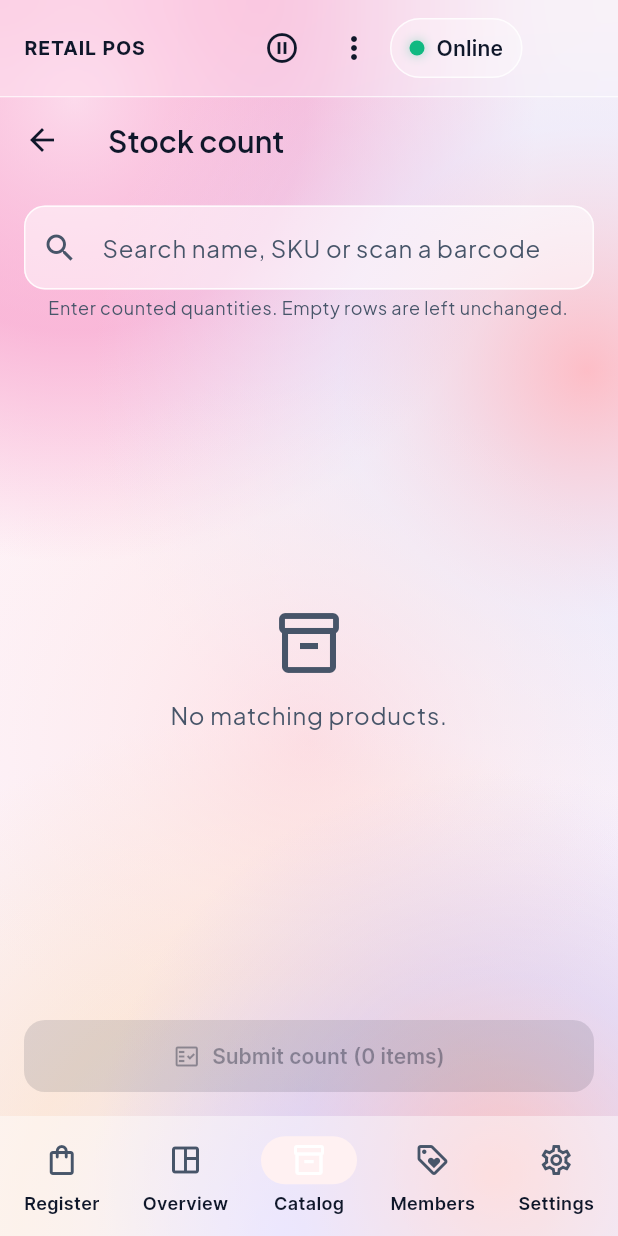
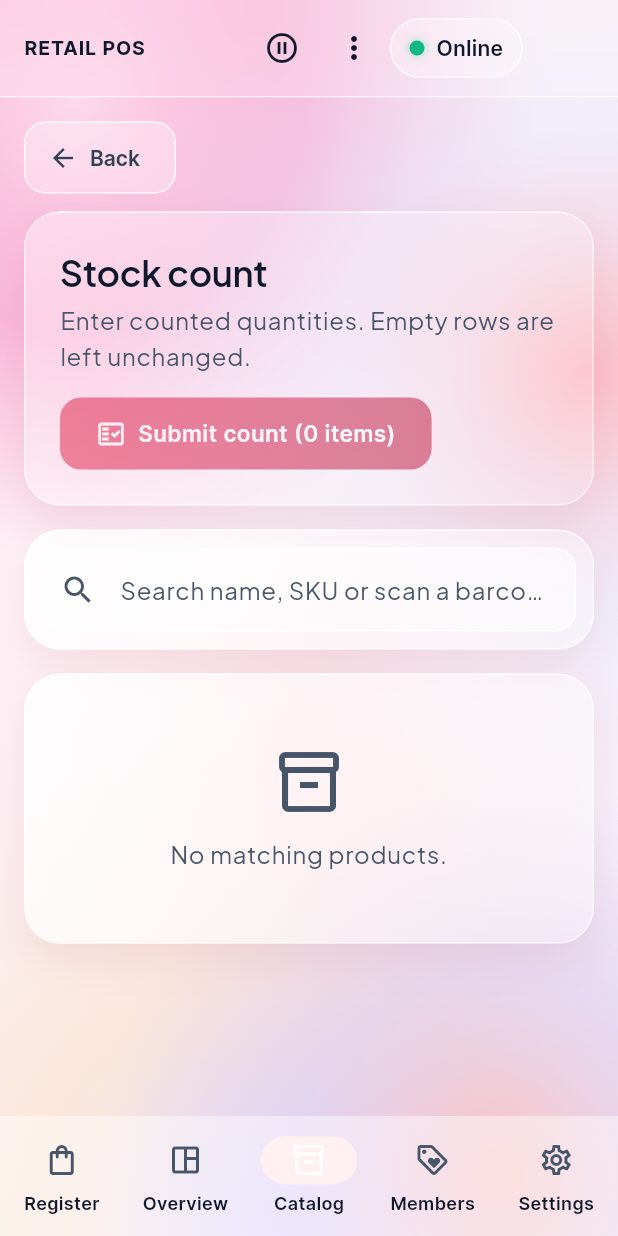
Before and after one commit to Kaitodshen/CashierA, a Flutter app: the OpnameScreen screen opened by its route, on a phone screen of 412 x 824 dp. Run offline on Flutter 3.47's test engine with Material 3 defaults, Android fonts, the phone set to English and light mode, and no system bars; drawn by our look-alikes of toastification; our stand-ins replace clock, connectivity_plus, drift, drift_flutter, file_picker, fl_chart and 9 more; missing offline and left inert: barcode, bcrypt, excel_plus, flutter_thermal_printer; accounts and stored records are empty; generated files the repository leaves out were written again; network calls fail.

Commit message:
Redesign: opname, tables and kitchen
Opname: Back header with the hint and Submit, search on glass, one glass
list of rows with the count field and a +/- difference chip. Tables:
Back header with Quick sale, glass table tiles with a status chip.
Kitchen: Back header with refresh, station chips on glass, tickets as
content-sized glass cards with an age chip (the old fixed-ratio grid
overflowed phones). Keys and flows unchanged.

Co-Authored-By: Claude Opus 5.5 <noreply@anthropic.com>
Claude-Session: https://claude.ai/code/session_012up6QxPcdAfCZ1ZkWAgkBR

```diff
--- a/app/lib/features/catalog/presentation/opname_screen.dart
+++ b/app/lib/features/catalog/presentation/opname_screen.dart
@@ -2,7 +2,11 @@ import 'package:cashiera/app/app_mode.dart';
 import 'package:cashiera/core/catalog/catalog_item.dart';
 import 'package:cashiera/core/catalog/qty_input.dart';
 import 'package:cashiera/core/design_system/tokens.dart';
+import 'package:cashiera/core/design_system/widgets/buttons.dart';
+import 'package:cashiera/core/design_system/widgets/data_display.dart';
 import 'package:cashiera/core/design_system/widgets/empty_state.dart';
+import 'package:cashiera/core/design_system/widgets/flow.dart';
+import 'package:cashiera/core/design_system/widgets/glass.dart';
 import 'package:cashiera/core/design_system/widgets/toasts.dart';
 import 'package:cashiera/core/l10n/l10n.dart';
 import 'package:cashiera/core/providers.dart';
@@ -104,48 +108,49 @@ class _OpnameScreenState extends ConsumerState<OpnameScreen> {
             .toList();
     final canSubmit = _counts.isNotEmpty && _invalid.isEmpty && !_busy;
 
-    return Scaffold(
-      appBar: AppBar(
-        leading: BackButton(onPressed: () => context.go(AppRoutes.catalog)),
-        title: Text(l10n.opnameTitle),
-        actions: const [],
+    final muted = Theme.of(context).textTheme.bodySmall
+        ?.copyWith(color: AppColors.textMuted);
+
+    String onHand(CatalogItem i) => '${i.stock.toPlain()} ${i.unitCode}';
+
+    Widget row(CatalogItem item) {
+      final counted = _counts[item.variantId];
+      final diff = counted == null ? null : counted.milli - item.stock.milli;
+      return Padding(
+        key: Key('opname-${item.sku}'),
+        padding: const EdgeInsets.symmetric(vertical: AppSpacing.sm),
+        child: Row(
+          children: [
+            Expanded(
+              child: Column(
+                crossAxisAlignment: CrossAxisAlignment.start,
+                children: [
+                  Text(
+                    item.displayName,
+                    maxLines: 2,
+                    overflow: TextOverflow.ellipsis,
+                    style: const TextStyle(fontWeight: FontWeight.w600),
                   ),
-      body: Column(
-        children: [
-          Padding(
-            padding: const EdgeInsets.all(AppSpacing.lg),
-            child: TextField(
-              decoration: InputDecoration(
-                hintText: l10n.catalogSearchHint,
-                prefixIcon: const Icon(Icons.search),
-                helperText: l10n.opnameHint,
+                  Text(
+                    '${item.sku} · '
+                    '${l10n.opnameSystem(onHand(item))}',
+                    maxLines: 1,
+                    overflow: TextOverflow.ellipsis,
+                    style: muted,
                   ),
-              onChanged: ref.read(catalogQueryProvider.notifier).setSearch,
+                ],
               ),
             ),
-          Expanded(
-            child: items.isEmpty
-                ? EmptyState(
-                    icon: Icons.inventory_2_outlined,
-                    message: l10n.catalogNoMatch,
-                  )
-                : ListView.separated(
-                    padding: const EdgeInsets.symmetric(
-                      horizontal: AppSpacing.lg,
+            if (diff != null && diff != 0) ...[
+              const SizedBox(width: AppSpacing.sm),
+              StatusChip(
+                label: '${diff > 0 ? '+' : ''}${Qty(diff).toPlain()}',
+                tone: diff > 0 ? StatusTone.warning : StatusTone.error,
               ),
-                    itemCount: items.length,
-                    separatorBuilder: (_, _) => const Divider(),
-                    itemBuilder: (context, i) {
-                      final item = items[i];
-                      final onHand = '${item.stock.toPlain()} ${item.unitCode}';
-                      return ListTile(
-                        key: Key('opname-${item.sku}'),
-                        title: Text(item.displayName),
-                        subtitle: Text(
-                          '${item.sku} · ${l10n.opnameSystem(onHand)}',
-                        ),
-                        trailing: SizedBox(
-                          width: 120,
+            ],
+            const SizedBox(width: AppSpacing.sm),
+            SizedBox(
+              width: 112,
               child: TextField(
                 key: Key('opname-count-${item.sku}'),
                 textAlign: TextAlign.end,
@@ -155,33 +160,71 @@ class _OpnameScreenState extends ConsumerState<OpnameScreen> {
                 decoration: InputDecoration(
                   isDense: true,
                   suffixText: item.unitCode,
-                              errorText: _invalid.contains(item.variantId)
-                                  ? '!'
-                                  : null,
+                  errorText: _invalid.contains(item.variantId) ? '!' : null,
                 ),
                 onChanged: (text) => _onChanged(item, text),
-                          ),
-                        ),
-                      );
-                    },
-                  ),
-          ),
-          SafeArea(
-            child: Padding(
-              padding: const EdgeInsets.all(AppSpacing.lg),
-              child: SizedBox(
-                width: double.infinity,
-                child: FilledButton.icon(
-                  key: const Key('opname-submit'),
-                  onPressed: canSubmit ? _submit : null,
-                  icon: const Icon(Icons.fact_check_outlined),
-                  label: Text(l10n.opnameSubmit(_counts.length)),
-                ),
-              ),
               ),
             ),
           ],
         ),
       );
     }
+
+    return Scaffold(
+      body: Align(
+        alignment: Alignment.topCenter,
+        child: ConstrainedBox(
+          constraints: const BoxConstraints(maxWidth: 1200),
+          child: ListView(
+            padding: const EdgeInsets.all(AppSpacing.lg),
+            children: [
+              FlowHeader(
+                title: l10n.opnameTitle,
+                subtitle: l10n.opnameHint,
+                onBack: () => context.go(AppRoutes.catalog),
+                backKey: const Key('opname-back'),
+                actions: [
+                  PrimaryButton(
+                    key: const Key('opname-submit'),
+                    onPressed: canSubmit ? _submit : null,
+                    icon: Icons.fact_check_outlined,
+                    label: l10n.opnameSubmit(_counts.length),
+                  ),
+                ],
+              ),
+              const SizedBox(height: AppSpacing.lg),
+              GlassCard(
+                level: GlassLevel.solid,
+                padding: const EdgeInsets.all(AppSpacing.md),
+                child: TextField(
+                  decoration: InputDecoration(
+                    hintText: l10n.catalogSearchHint,
+                    prefixIcon: const Icon(Icons.search),
+                  ),
+                  onChanged: ref.read(catalogQueryProvider.notifier).setSearch,
+                ),
+              ),
+              const SizedBox(height: AppSpacing.lg),
+              GlassCard(
+                level: GlassLevel.solid,
+                child: items.isEmpty
+                    ? EmptyState(
+                        icon: Icons.inventory_2_outlined,
+                        message: l10n.catalogNoMatch,
+                      )
+                    : Column(
+                        children: [
+                          for (final (i, item) in items.indexed) ...[
+                            if (i > 0) const Divider(height: 1),
+                            row(item),
+                          ],
+                        ],
+                      ),
+              ),
+            ],
+          ),
+        ),
+      ),
+    );
   }
+}
```
Also changed, not shown: app/lib/features/fnb/kitchen_screen.dart (+79 -54 lines), app/lib/features/fnb/tables_screen.dart (+73 -41 lines), 2 other files. Lines whose indentation alone changed are shown as unchanged.
